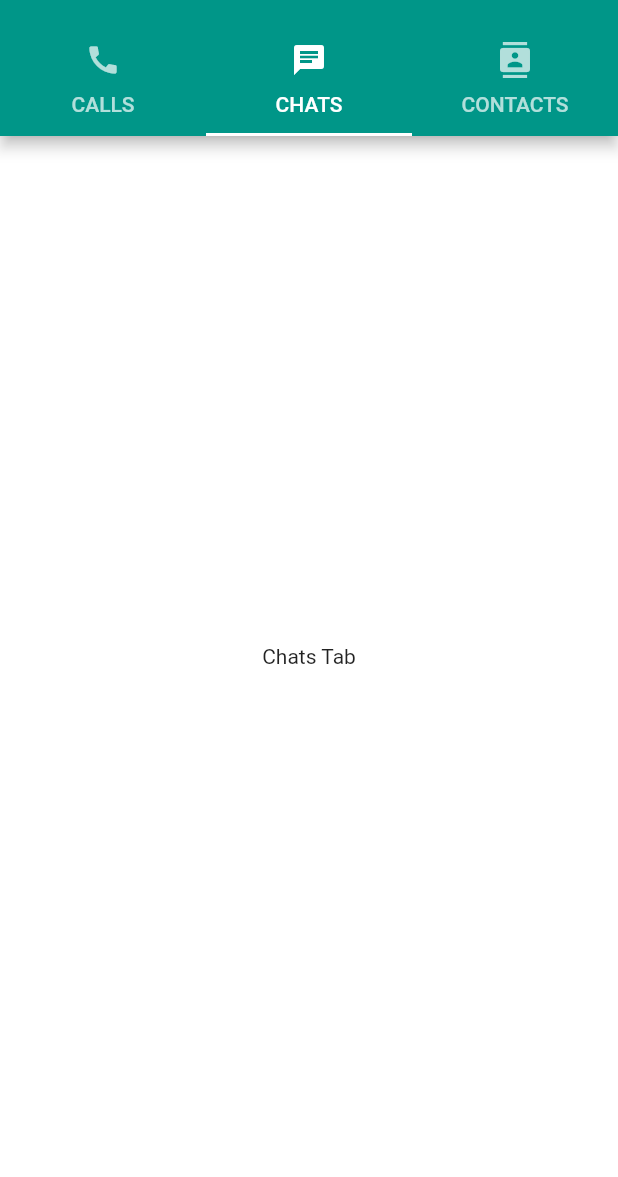
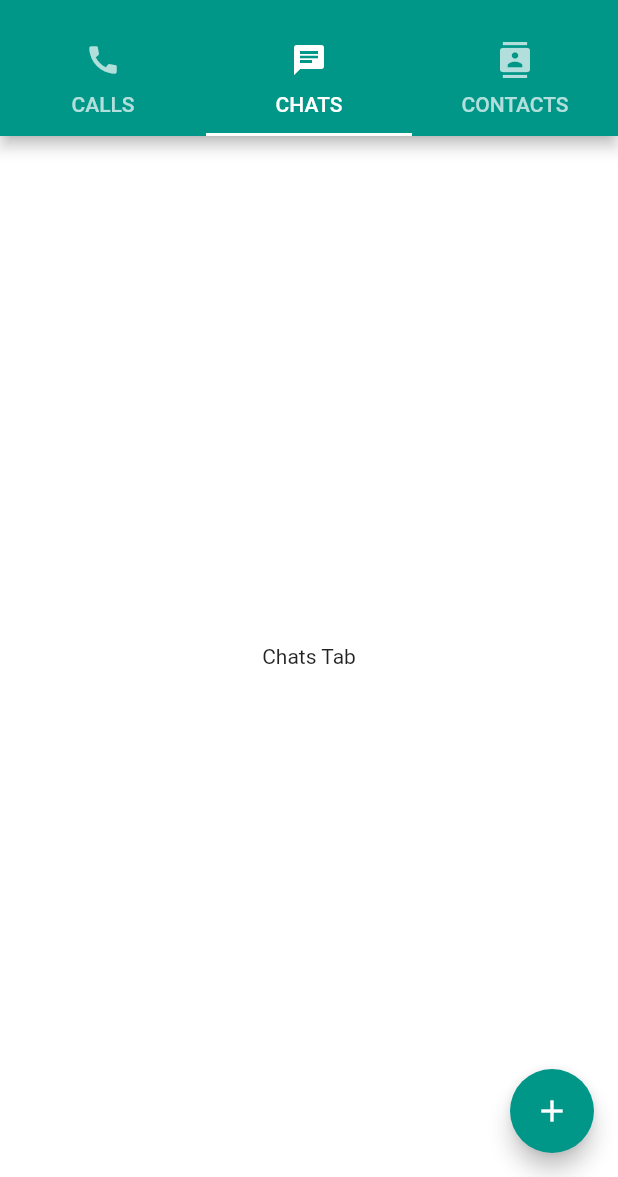
Before and after one commit to jumail-utm/flutter_whatsapp_ui, a Flutter app: the screen it shows after launch, on a phone screen of 412 x 824 dp, the part 59-1236 px from its top. Run offline on Flutter 3.47's test engine with Material 2 defaults, Android fonts, the phone set to English and light mode, and no system bars.

Commit message:
add FloatingActionButton

```diff
--- a/lib/main.dart
+++ b/lib/main.dart
@@ -36,10 +36,17 @@ class Home extends StatelessWidget {
           ]),
         ),
         body: TabBarView(children: [
-          Container(color: Colors.pink, child: Center(child: Text('Calls Tab'))),
-          Container(color: Colors.white, child: Center(child: Text('Chats Tab'))),
-          Container(color: Colors.amber, child: Center(child: Text('Contact Tab'))),
+          Container(
+              color: Colors.pink, child: Center(child: Text('Calls Tab'))),
+          Container(
+              color: Colors.white, child: Center(child: Text('Chats Tab'))),
+          Container(
+              color: Colors.amber, child: Center(child: Text('Contact Tab'))),
         ]),
+        floatingActionButton: FloatingActionButton(
+          onPressed: _doNothing,
+          child: Icon(Icons.add),
+        ),
       ),
     );
   }
```
